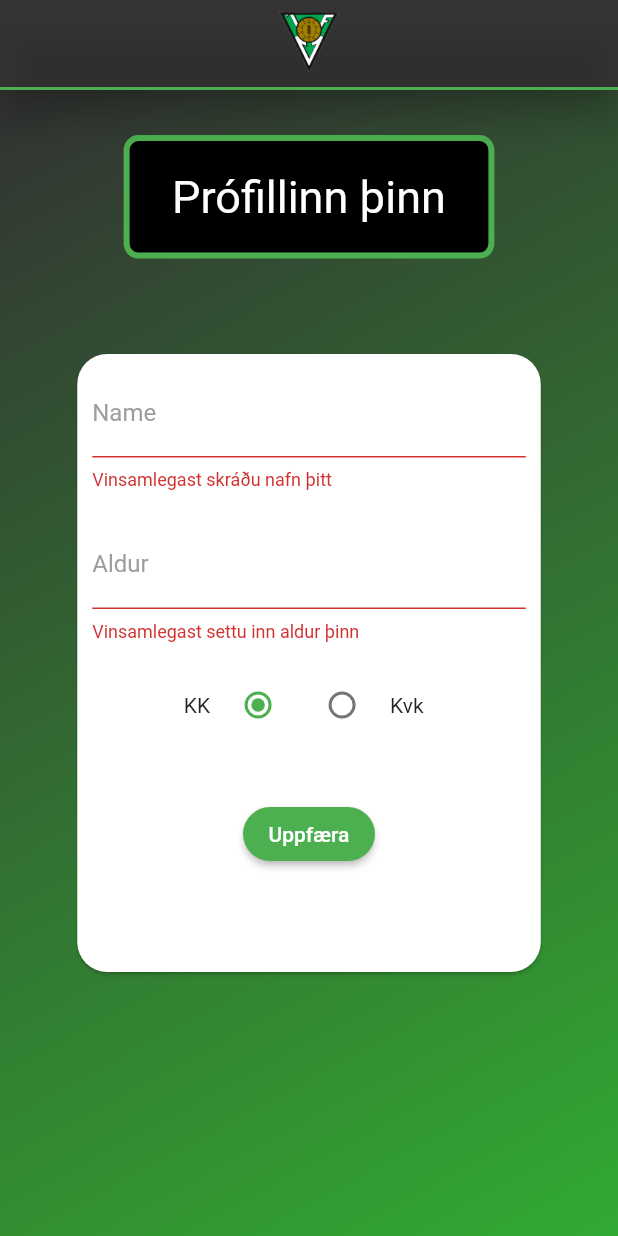
After one commit to Bjarkibadda/volsungur_app, a Flutter app: the EditProfileScreen screen opened directly, after a tap on "Uppfæra", on a phone screen of 412 x 824 dp. The commit adds this screen. Run offline on Flutter 3.47's test engine with Material 2 defaults, Android fonts, the phone set to English and light mode, and no system bars; our stand-ins replace youtube_player_flutter.

Commit message:
new profile screen

```diff
--- a/lib/main.dart
+++ b/lib/main.dart
@@ -2,6 +2,7 @@ import 'package:flutter/material.dart';
 import 'package:provider/provider.dart';
 
 import 'package:volsungur_app/screens/auth_screen.dart';
+import 'package:volsungur_app/screens/edit_profile_screen.dart';
 import 'package:volsungur_app/screens/video_screen.dart';
 
 import './screens/home_screen.dart';
@@ -15,6 +16,8 @@ import './providers/notifications.dart' as notice;
 import './providers/training_date_list.dart';
 import './providers/auth.dart';
 
+import './providers/profile.dart';
+
 void main() => runApp(MyApp());
 
 class MyApp extends StatelessWidget {
@@ -26,6 +29,11 @@ class MyApp extends StatelessWidget {
           ChangeNotifierProvider(
             create: (ctx) => Auth(),
           ),
+          ChangeNotifierProxyProvider<Auth, UserProfile>(
+            create: (_) => null,
+            update: (ctx,auth, previousPractices) => UserProfile(auth.token, auth.userId)),
+
+
           ChangeNotifierProxyProvider<Auth, Practices>(
               create: (_) => null,
               update: (ctx, auth, previousPractices) => Practices(
@@ -58,11 +66,12 @@ class MyApp extends StatelessWidget {
               primaryColor: Colors.green,
               accentColor: Colors.black,
             ),
-            home: auth.isAuth ? InitScreen() : AuthScreen(), //InitScreen(),
+            home: auth.isSigningUp ? EditProfileScreen() : auth.isAuth ? InitScreen() :  AuthScreen(),  //InitScreen(),
             routes: {
               TrainingScreen.routeName: (ctx) => TrainingScreen(),
               HomeScreen.routeName: (ctx) => HomeScreen(),
               VideoScreen.routeName: (ctx) => VideoScreen(),
+              InitScreen.routeName: (ctx) => InitScreen(),
             },
           ),
         ));
--- a/lib/providers/auth.dart
+++ b/lib/providers/auth.dart
@@ -7,9 +7,14 @@ class Auth with ChangeNotifier {
   String _token;
   DateTime _expiryDate;
   String _userId;
+  bool _signUp = false;
 
   bool get isAuth {
     return token != null;
+  }
+
+  bool get isSigningUp{
+    return _signUp;
   }
 
   String get userId {
@@ -53,6 +58,9 @@ class Auth with ChangeNotifier {
           ),
         ),
       );
+      if (urlSegment == 'signupNewUser'){
+        _signUp = true;
+      }
       notifyListeners();
     } catch (error) {
       throw error;
--- a/lib/providers/dummy_data.dart
+++ b/lib/providers/dummy_data.dart
@@ -78,12 +78,8 @@ class Practices with ChangeNotifier {
             id: practiceId,
             name: practiceData['name'],
             url: practiceData['url'],
-            isFavorite: favoriteData['$practiceId'] != null
-                ? favoriteData['$practiceId']
-                : false,
-            isDone: doneData['$practiceId'] != null
-                ? doneData['$practiceId']
-                : false,
+            isFavorite: favoriteData == null ? false : favoriteData['$practiceId'] ?? false,
+            isDone: doneData == null ? false : doneData['$practiceId'] ?? false,
           ),
         );
       },
--- /dev/null
+++ b/lib/providers/profile.dart
@@ -0,0 +1,22 @@
+import 'package:flutter/material.dart';
+import 'dart:convert';
+import 'package:http/http.dart' as http;
+
+class UserProfile with ChangeNotifier {
+  final String authToken;
+  final String userId;
+
+  UserProfile(this.authToken, this.userId);
+
+  Future<void> saveProfile(String name, int age, bool gender) async {
+    final url =
+        'https://volsungurapp.firebaseio.com/userprofiles.json?auth=$authToken';
+    final rsp = await http.post(url,
+        body: json.encode({
+          'name':  name,
+          'gender': gender,
+          'age': age,
+        }));
+        print(json.encode(rsp.body));
+  }
+}
--- a/lib/screens/auth_screen.dart
+++ b/lib/screens/auth_screen.dart
@@ -22,7 +22,7 @@ class AuthScreen extends StatelessWidget {
             decoration: BoxDecoration(
               gradient: LinearGradient(
                 colors: [
-                  Color.fromRGBO(215, 117, 255, 1).withOpacity(0.5),
+                  Color.fromRGBO(260, 117, 255, 1).withOpacity(0.5),
                   Color.fromRGBO(255, 188, 117, 1).withOpacity(0.9),
                 ],
                 begin: Alignment.topLeft,
--- /dev/null
+++ b/lib/screens/edit_profile_screen.dart
@@ -0,0 +1,232 @@
+import 'package:flutter/material.dart';
+import 'package:volsungur_app/widgets/app_bar.dart';
+
+import '../widgets/app_bar.dart';
+import '../providers/profile.dart';
+import 'package:provider/provider.dart';
+
+class EditProfileScreen extends StatelessWidget {
+  @override
+  Widget build(BuildContext context) {
+    final deviceSize = MediaQuery.of(context).size;
+    return Scaffold(
+      appBar: PreferredSize(
+          preferredSize: Size.fromHeight(60), child: CustomAppBar()),
+      body: Stack(
+        children: <Widget>[
+          Container(
+            decoration: BoxDecoration(
+              gradient: LinearGradient(
+                colors: [
+                  Color.fromRGBO(0, 0, 0, 1).withOpacity(0.8),
+                  Color.fromRGBO(0, 150, 0, 1).withOpacity(0.8),
+                ],
+                begin: Alignment.topLeft,
+                end: Alignment.bottomRight,
+                stops: [0, 1],
+              ),
+            ),
+          ),
+          Positioned(
+            left: deviceSize.width * 0.20,
+            top: 30,
+            child: Container(
+                width: deviceSize.width * 0.6,
+                height: deviceSize.height * 0.1,
+                decoration: BoxDecoration(
+                    border: Border.all(
+                      color: Colors.green,
+                      style: BorderStyle.solid,
+                      width: 4,
+                    ),
+                    color: Colors.black,
+                    borderRadius: BorderRadius.circular(10.0)),
+                child: Center(
+                    child: Text(
+                  'Prófillinn þinn',
+                  style: TextStyle(
+                    color: Colors.white,
+                    fontSize: 30,
+                  ),
+                  textAlign: TextAlign.center,
+                ))),
+          ),
+          Center(
+            child: SingleChildScrollView(child: ProfileInformationForm()),
+          ),
+        ],
+      ),
+    );
+  }
+}
+
+enum Gender { KK, KVK }
+
+class ProfileInformationForm extends StatefulWidget {
+  @override
+  _ProfileInformationFormState createState() => _ProfileInformationFormState();
+}
+
+class _ProfileInformationFormState extends State<ProfileInformationForm> {
+  final _formKey = GlobalKey<FormState>();
+  Gender _genderPick = Gender.KK;
+  var _isLoading = false;
+
+  Map<String, dynamic> _userInformation = {
+    'name': '',
+    'gender': false,
+    'age': 0,
+  };
+
+  get genderPick{
+    if (_genderPick == Gender.KK){
+      return true;
+    }
+    else{
+      return false;
+    }
+  }
+
+  Future<void> _saveProfile() async {
+    if (!_formKey.currentState.validate()) {
+      // Invalid!
+      return;
+    }
+    _formKey.currentState.save();
+    setState(() {
+      _isLoading = true;
+    });
+    await Provider.of<UserProfile>(context, listen: false).saveProfile(
+      _userInformation['name'],
+      _userInformation['age'],
+      genderPick,
+    );
+    Navigator.of(context).pushReplacementNamed('/init_screen');
+  }
+
+  @override
+  Widget build(BuildContext context) {
+    final deviceSize = MediaQuery.of(context).size;
+    return Card(
+      shape: RoundedRectangleBorder(borderRadius: BorderRadius.circular(20)),
+      color: Colors.white,
+      margin: EdgeInsets.all(5),
+      child: Container(
+        height: deviceSize.height * 0.5,
+        width: deviceSize.width * 0.75,
+        child: Form(
+            key: _formKey,
+            child: SingleChildScrollView(
+              child: Column(
+                children: <Widget>[
+                  Container(
+                    margin: EdgeInsets.all(10),
+                    child: TextFormField(
+                      style: TextStyle(color: Colors.black),
+                      cursorColor: Colors.white,
+                      validator: (value) {
+                        if (value.isEmpty) {
+                          return 'Vinsamlegast skráðu nafn þitt';
+                        }
+                      },
+
+                      onSaved: (value) {
+                        _userInformation['name'] = value;
+                      },
+
+                      decoration: InputDecoration(
+                        labelText: 'Name',
+                        labelStyle: TextStyle(color: Colors.grey),
+                        enabledBorder: UnderlineInputBorder(
+                          borderSide: BorderSide(color: Colors.green),
+                        ),
+                      ),
+                    ),
+                  ),
+                  Container(
+                    margin: EdgeInsets.all(10),
+                    child: TextFormField(
+                      keyboardType: TextInputType.number,
+                      style: TextStyle(color: Colors.black),
+                      cursorColor: Colors.white,
+                      //initialValue: 'Enter your name',
+                      decoration: InputDecoration(
+                        labelText: 'Aldur',
+                        labelStyle: TextStyle(color: Colors.grey),
+                        enabledBorder: UnderlineInputBorder(
+                          borderSide: BorderSide(color: Colors.green),
+                        ),
+                      ),
+                      validator: (value){
+                        if (value.isEmpty){
+                          return 'Vinsamlegast settu inn aldur þinn';
+                        }
+                      },
+                      onSaved: (value) {
+                        _userInformation['age'] = int.parse(value); // bæta við checki
+                      },
+                    ),
+                  ),
+                  Row(
+                    children: <Widget>[
+                      Container(
+                        margin: EdgeInsets.only(left: 16),
+                        // child: Text('Kyn',
+                        //     style: TextStyle(
+                        //         color: Colors.black,
+                        //         fontWeight: FontWeight.bold)),
+                      ),
+                      Container(
+                          margin: EdgeInsets.only(left: 55), child: Text('KK')),
+                      Center(
+                        child: ButtonBar(
+                            alignment: MainAxisAlignment.center,
+                            children: <Widget>[
+                              Radio(
+                                activeColor: Colors.green,
+                                value: Gender.KK,
+                                groupValue: _genderPick,
+                                onChanged: (Gender pick) {
+                                  setState(() {
+                                    _genderPick = pick;
+                                  });
+                                },
+                              ),
+                              Radio(
+                                activeColor: Colors.green,
+                                value: Gender.KVK,
+                                groupValue: _genderPick,
+                                onChanged: (Gender pick) {
+                                  setState(() {
+                                    _genderPick = pick;
+                                  });
+                                },
+                              ),
+                              Text('Kvk')
+                            ]),
+                      ),
+                    ],
+                  ),
+                  SizedBox(
+                    height: 30,
+                  ),
+                  if (_isLoading)
+                    CircularProgressIndicator()
+                  else
+                    RaisedButton(
+                      child: Text('Uppfæra'),
+                      shape: RoundedRectangleBorder(
+                        borderRadius: BorderRadius.circular(25),
+                      ),
+                      onPressed: _saveProfile,
+                      textColor: Colors.white,
+                      color: Colors.green,
+                      hoverColor: Colors.blue,
+                    )
+                ],
+              ),
+            )),
+      ),
+    );
+  }
+}
--- a/lib/screens/init_screen.dart
+++ b/lib/screens/init_screen.dart
@@ -4,6 +4,7 @@ import './all_practices_screen.dart';
 import './home_screen.dart';
 
 class InitScreen extends StatefulWidget {
+  static const routeName = '/init_screen';
   @override
   _InitScreenState createState() => _InitScreenState();
 }
```
